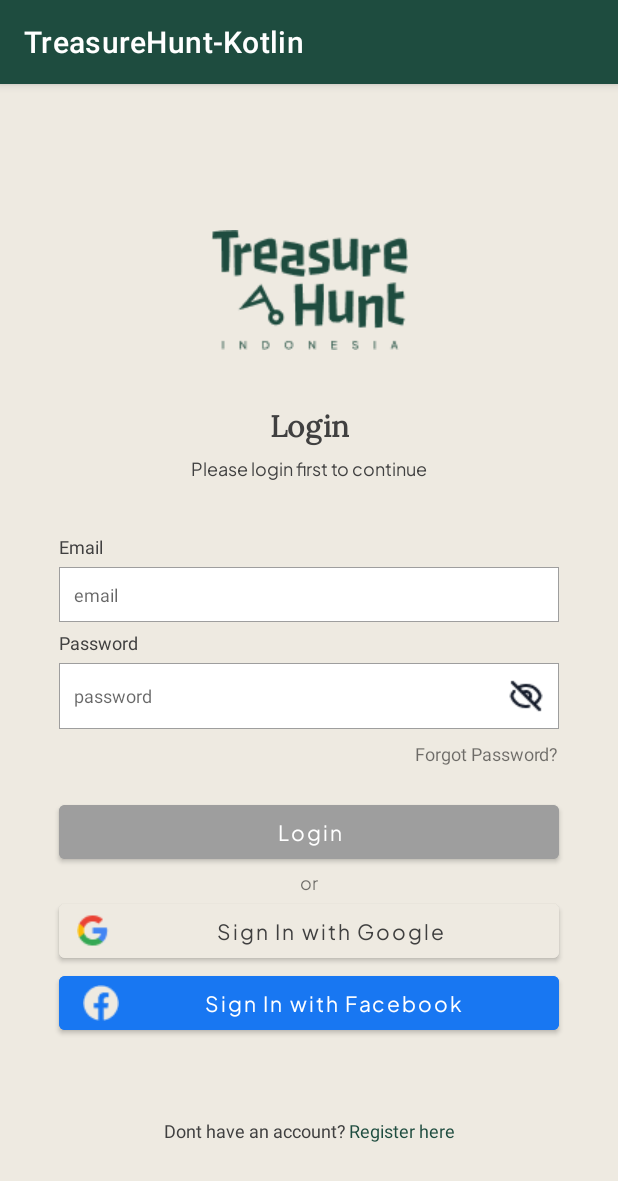
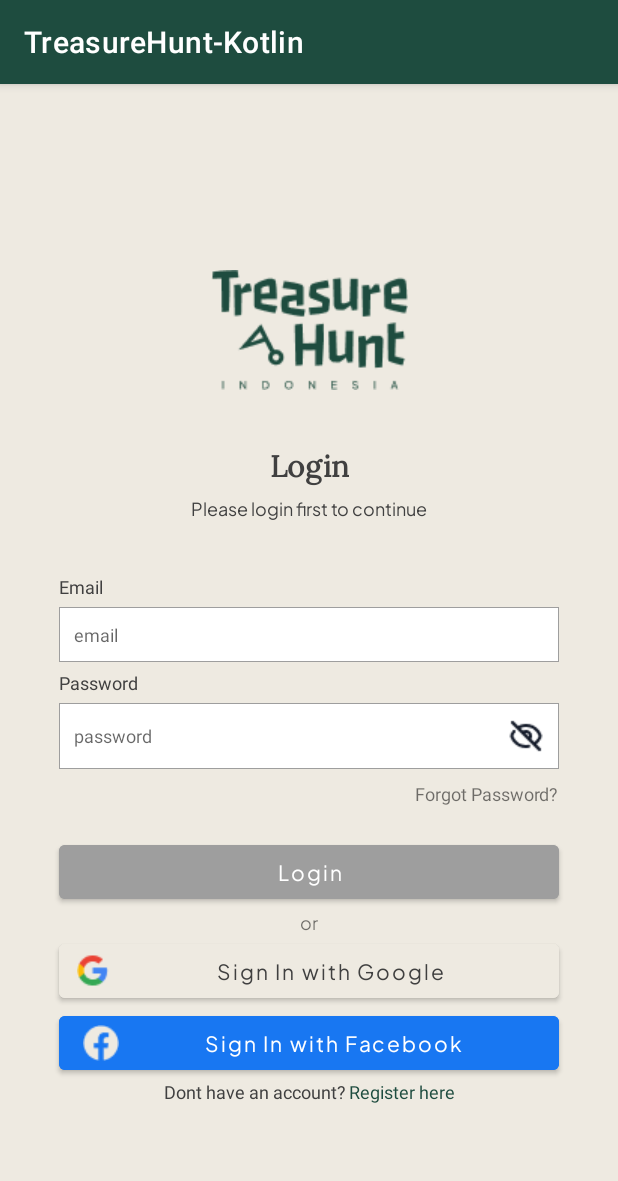
Before and after one commit to niel9537/treasurehuntapp, an Android app: the screen it shows after launch (ActivityLogin), on a phone screen of 412 x 824 dp. Shown: the top 1181 px of the screen. Run offline under Robolectric (Android 15) with nearby library versions, the phone set to English and light mode, and no system bars.

Commit message:
fix login layout

```diff
--- a/app/src/main/res/layout/fragment_login.xml
+++ b/app/src/main/res/layout/fragment_login.xml
@@ -6,6 +6,18 @@
     android:layout_height="match_parent"
     android:background="@color/bg_light_yellow"
     tools:context=".java.activity.FragmentLogin">
+
+    <ScrollView
+        android:layout_width="match_parent"
+        android:layout_height="wrap_content"
+        app:layout_constraintBottom_toBottomOf="parent"
+        app:layout_constraintEnd_toEndOf="parent"
+        app:layout_constraintStart_toStartOf="parent"
+        app:layout_constraintTop_toTopOf="parent">
+
+        <androidx.constraintlayout.widget.ConstraintLayout
+            android:layout_width="match_parent"
+            android:layout_height="wrap_content">
 
             <ImageView
                 android:id="@+id/imageView"
@@ -177,11 +189,12 @@
             <LinearLayout
                 android:layout_width="wrap_content"
                 android:layout_height="wrap_content"
+                android:layout_marginBottom="62dp"
                 android:orientation="horizontal"
-        android:layout_marginBottom="62dp"
                 app:layout_constraintBottom_toBottomOf="parent"
                 app:layout_constraintEnd_toEndOf="parent"
-        app:layout_constraintStart_toStartOf="parent">
+                app:layout_constraintStart_toStartOf="parent"
+                app:layout_constraintTop_toBottomOf="@+id/button_fb">
 
                 <TextView
                     android:layout_width="wrap_content"
@@ -194,14 +207,18 @@
                     android:id="@+id/register_login"
                     android:layout_width="wrap_content"
                     android:layout_height="wrap_content"
+                    android:clickable="true"
+                    android:enabled="true"
+                    android:focusable="true"
                     android:paddingStart="2dp"
                     android:text="Register here"
-            android:clickable="true"
-            android:enabled="true"
                     android:textColor="@color/green"
-            android:textSize="12sp"
-            android:focusable="true" />
+                    android:textSize="12sp" />
 
             </LinearLayout>
 
         </androidx.constraintlayout.widget.ConstraintLayout>
+
+    </ScrollView>
+
+</androidx.constraintlayout.widget.ConstraintLayout>
```
Lines whose indentation alone changed are shown as unchanged.
